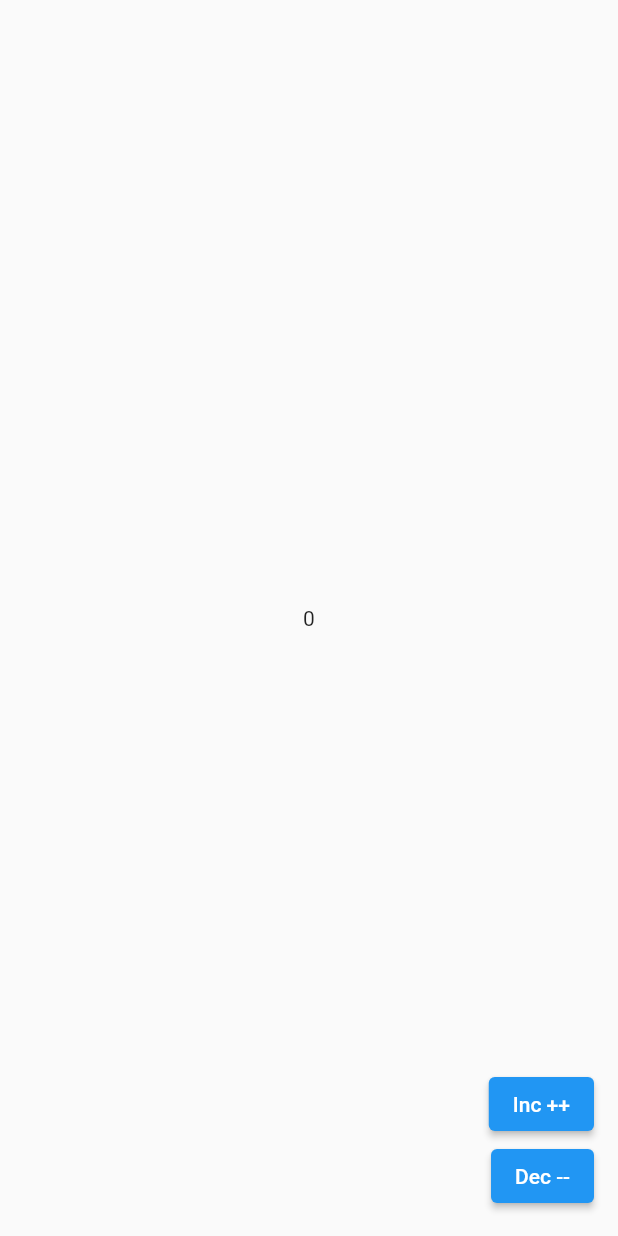
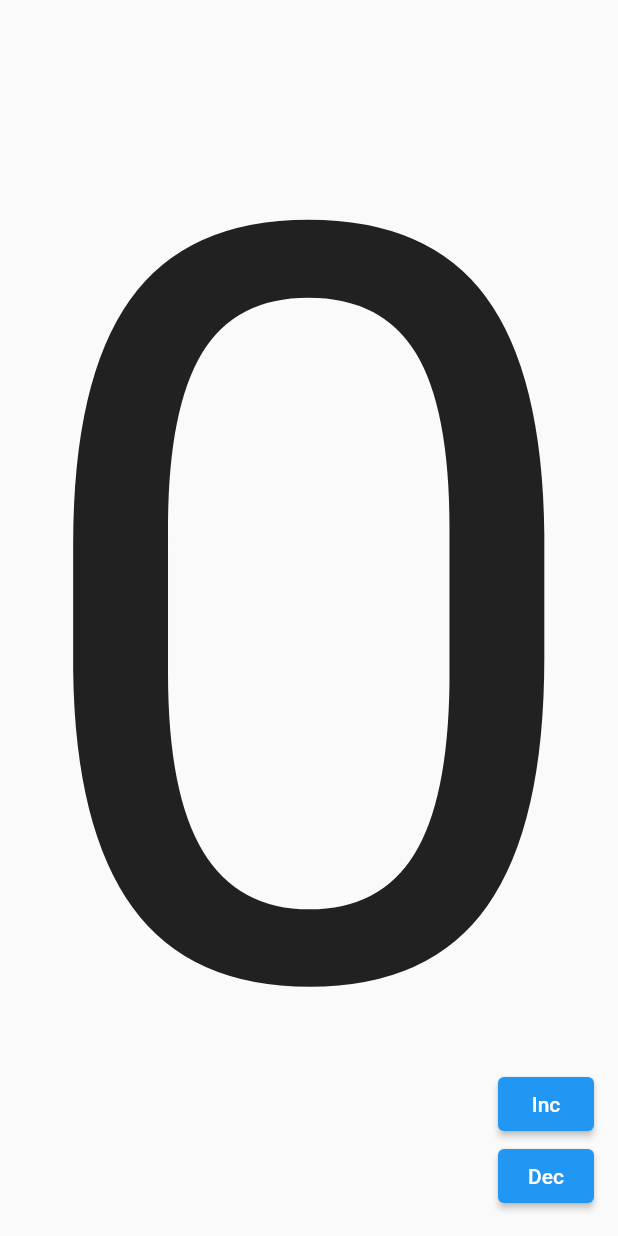
Before and after one commit to nariskandar/app_bloc, a Flutter app: the screen it shows after launch, on a phone screen of 412 x 824 dp. Run offline on Flutter 3.47's test engine with Material 2 defaults, Android fonts, the phone set to English and light mode, and no system bars; our stand-ins replace bloc, equatable, flutter_bloc.

Commit message:
app counter bloc (state, event, bloc)

```diff
--- a/lib/bloc/counter_bloc.dart
+++ /dev/null
@@ -1,25 +0,0 @@
-import 'dart:async';
-import 'package:flutter_bloc/flutter_bloc.dart';
-
-class CounterBloc extends Bloc<String, int>{
-  CounterBloc() : super(0);
-
-  int _counter = 0;
-  int get counter => _counter;
-
-  @override
-  Stream<int> mapEventToState (event) async* {
-    event == 'inc' ? _counter++ : _counter--;
-    yield _counter;
-  }
-
-}
-
-class CounterCubit extends Cubit<int> {
-  CounterCubit() : super(0);
-  int _counter = 0;
-
-  void increment () => emit(_counter++);
-  void decrement () => emit(_counter--);
-
-}
--- /dev/null
+++ b/lib/counter/counter_event.dart
@@ -0,0 +1,15 @@
+part of 'counter_bloc.dart';
+
+@immutable
+abstract class CounterEvent {
+  const CounterEvent();
+}
+
+class IncrementEvent extends CounterEvent {
+  final int number;
+
+  IncrementEvent({this.number = 1});
+
+}
+
+class DecrementEvent extends CounterEvent {}
--- /dev/null
+++ b/lib/counter/counter_state.dart
@@ -0,0 +1,22 @@
+part of 'counter_bloc.dart';
+
+@immutable
+abstract class CounterState{
+  final int number;
+
+  const CounterState(this.number);
+}
+
+class CounterInitial extends CounterState {
+  const CounterInitial() : super(0);
+
+  // @override
+  // List<Object> get props => [];
+}
+
+class CounterLoaded extends CounterState {
+  const CounterLoaded(int number) : super(number);
+  // @override
+  // List<Object?> get props => throw UnimplementedError();
+
+}
--- a/lib/main.dart
+++ b/lib/main.dart
@@ -1,4 +1,5 @@
-import 'package:app_bloc2/bloc/counter_bloc.dart';
+import 'package:app_bloc2/counter/counter_bloc.dart';
+import 'package:app_bloc2/counter_bloc.dart';
 import 'package:flutter/material.dart';
 import 'package:flutter_bloc/flutter_bloc.dart';
 
@@ -26,23 +27,19 @@ class MyApp extends StatelessWidget {
 class HomePage extends StatelessWidget {
   @override
   Widget build(BuildContext context) {
-    // var bloc = BlocProvider.of<CounterBloc>(context);
-    var bloc = context.read<CounterBloc>();
-    var cubit = context.read<CounterCubit>();
-
-    print("build");
-
     return Scaffold(
       body: Center(
-        child: BlocConsumer<CounterCubit, int>(
-          listenWhen: (prev, curr) => curr > 5 ? true : false,
-          listener: (context, state) => ScaffoldMessenger.of(context).showSnackBar(
+        child: BlocConsumer<CounterBloc, CounterState> (
+          listenWhen: (prev, curr) => curr.number > 5 ? true : false,
+          listener: (context, snapshot) => ScaffoldMessenger.of(context).showSnackBar(
             SnackBar(
-              duration: Duration(milliseconds: 300),
-              content: Text("Hai"),
+              duration: Duration(milliseconds: 500),
+              content: Text("Upper 5"),
             )
           ),
-          builder: (context, state) => Text("$state")
+          builder: (context, snapshot) =>  Text("${snapshot.number}", style: TextStyle(
+            fontSize: 700
+          ),),
         )
       ),
       floatingActionButton: Column(
@@ -50,15 +47,11 @@ class HomePage extends StatelessWidget {
         mainAxisAlignment: MainAxisAlignment.end,
         children: [
           ElevatedButton(
-              onPressed: () {
-                cubit.increment();
-              },
-              child: Text("Inc ++")),
+              onPressed: () => context.read<CounterBloc>().add(IncrementEvent()),
+              child: Text("Inc")),
           ElevatedButton(
-              onPressed: () {
-                cubit.decrement();
-              },
-              child: Text("Dec --"))
+              onPressed: () => context.read<CounterBloc>().add(DecrementEvent()),
+              child: Text("Dec"))
         ],
       ),
     );
--- a/pubspec.yaml
+++ b/pubspec.yaml
@@ -29,6 +29,8 @@ dependencies:
   # Use with the CupertinoIcons class for iOS style icons.
   cupertino_icons: ^1.0.2
   flutter_bloc: ^7.3.3
+  equatable: ^2.0.3
+
 
 
 dev_dependencies:
```
Also changed, not shown: lib/counter/counter_bloc.dart (added, +27 -0 lines), lib/counter_bloc.dart (added, +12 -0 lines), pubspec.lock.
